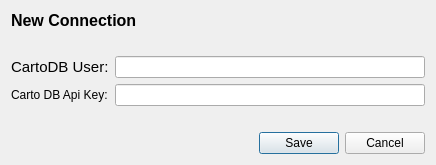
First picture: the form in ui/NewConnection.ui, repository gkudos/qgis-cartodb, before the edit.
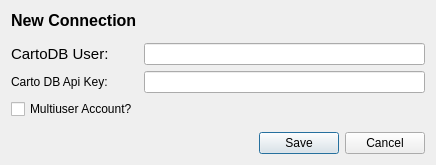
Second picture: the form after the edit.

Commit message: Fix list tables for  multiuser accounts at 'Add CartoDB Layer' dialog

```diff
--- a/ui/NewConnection.ui
+++ b/ui/NewConnection.ui
@@ -73,6 +73,13 @@
      <item row="1" column="1">
       <widget class="QLineEdit" name="apiKeyTX"/>
      </item>
+     <item row="2" column="0">
+      <widget class="QCheckBox" name="multiuserCH">
+       <property name="text">
+        <string>Multiuser Account?</string>
+       </property>
+      </widget>
+     </item>
     </layout>
    </item>
    <item>
```
The commit also changes 5 other files.
